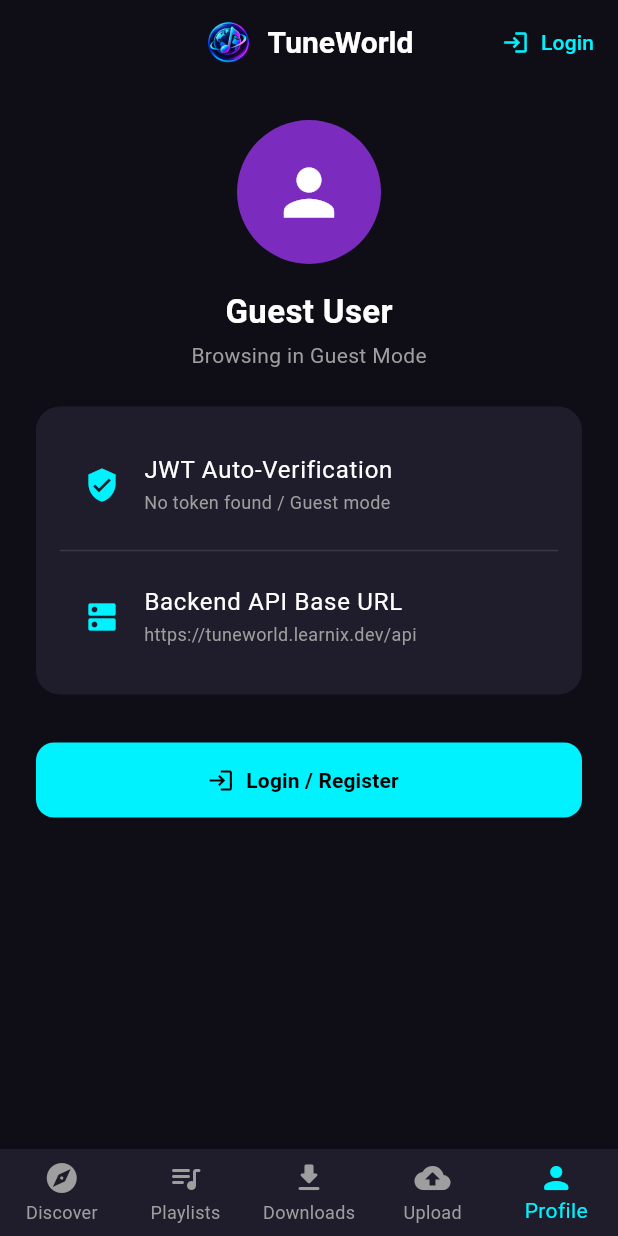
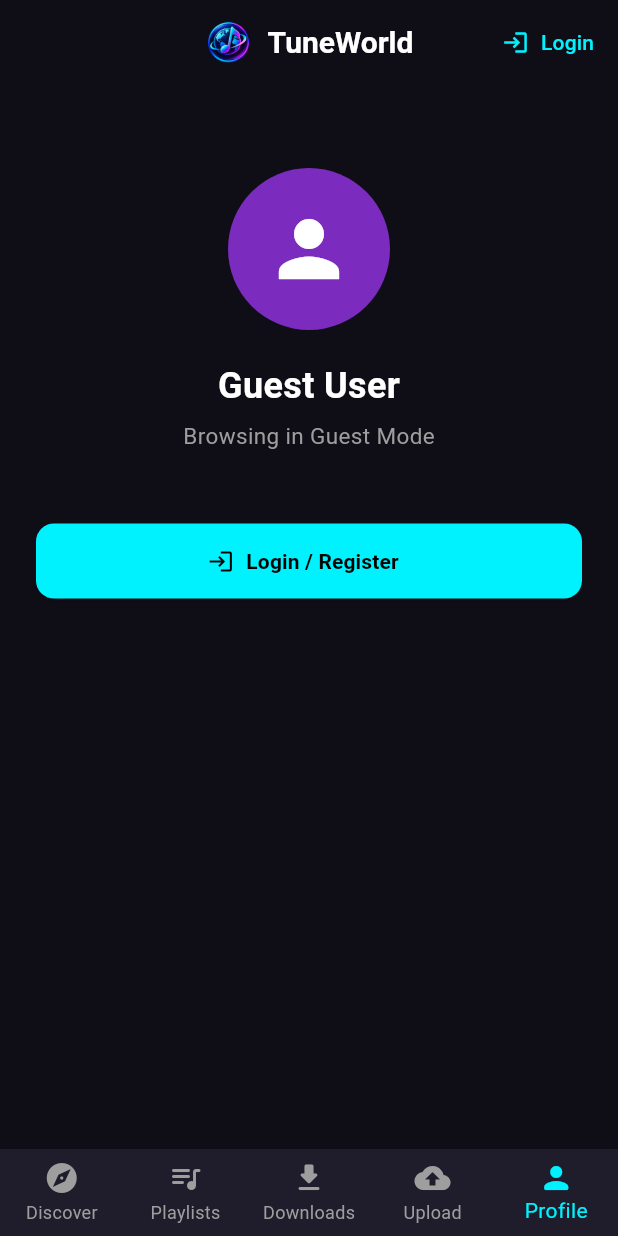
Before and after one commit to Shashidharak89/TUNE_WORLD_MUSIC_APP_FLUTTER, a Flutter app: the screen it shows after launch, item 5 of the bottom bar chosen, on a phone screen of 412 x 824 dp. Run offline on Flutter 3.47's test engine with Material 3 defaults, Android fonts, the light colour scheme and no system bars; our stand-ins replace audio_service, file_picker, just_audio, shared_preferences; accounts and stored records are empty; network calls fail.

Commit message:
Refactor : profile page design changed

```diff
--- a/lib/views/home_screen.dart
+++ b/lib/views/home_screen.dart
@@ -943,55 +943,23 @@ class _HomeScreenState extends State<HomeScreen> {
           padding: const EdgeInsets.all(24),
           child: Column(
             children: [
+              const SizedBox(height: 32),
               const CircleAvatar(
-                radius: 48,
+                radius: 54,
                 backgroundColor: AppTheme.purpleAccent,
-                child: Icon(Icons.person, size: 50, color: Colors.white),
+                child: Icon(Icons.person, size: 60, color: Colors.white),
               ),
-              const SizedBox(height: 16),
+              const SizedBox(height: 20),
               Text(
                 auth.isLoggedIn ? auth.user!.name : 'Guest User',
-                style: const TextStyle(fontSize: 22, fontWeight: FontWeight.bold, color: Colors.white),
+                style: const TextStyle(fontSize: 24, fontWeight: FontWeight.bold, color: Colors.white),
               ),
-              const SizedBox(height: 4),
+              const SizedBox(height: 6),
               Text(
                 auth.isLoggedIn ? auth.user!.email : 'Browsing in Guest Mode',
-                style: const TextStyle(color: Colors.grey, fontSize: 14),
+                style: const TextStyle(color: Colors.grey, fontSize: 15),
               ),
-              const SizedBox(height: 24),
-              Container(
-                padding: const EdgeInsets.all(16),
-                decoration: BoxDecoration(
-                  color: AppTheme.cardBg,
-                  borderRadius: BorderRadius.circular(16),
-                ),
-                child: Column(
-                  children: [
-                    ListTile(
-                      leading: const Icon(Icons.verified_user, color: AppTheme.primaryAccent),
-                      title: const Text('JWT Auto-Verification', style: TextStyle(color: Colors.white)),
-                      subtitle: Text(
-                        auth.isVerifying
-                            ? 'Verifying JWT token...'
-                            : auth.isLoggedIn
-                                ? 'Token verified active'
-                                : 'No token found / Guest mode',
-                        style: const TextStyle(color: Colors.grey, fontSize: 12),
-                      ),
-                    ),
-                    const Divider(color: Colors.white12),
-                    ListTile(
-                      leading: const Icon(Icons.dns, color: AppTheme.primaryAccent),
-                      title: const Text('Backend API Base URL', style: TextStyle(color: Colors.white)),
-                      subtitle: Text(
-                        ApiService.baseUrl,
-                        style: const TextStyle(color: Colors.grey, fontSize: 12),
-                      ),
-                    ),
-                  ],
-                ),
-              ),
-              const SizedBox(height: 32),
+              const SizedBox(height: 48),
               if (!auth.isLoggedIn)
                 ElevatedButton.icon(
                   onPressed: () {
@@ -1011,7 +979,7 @@ class _HomeScreenState extends State<HomeScreen> {
                   icon: const Icon(Icons.logout, color: Colors.white),
                   label: const Text('Logout Account', style: TextStyle(color: Colors.white, fontWeight: FontWeight.bold)),
                   style: ElevatedButton.styleFrom(
-                    backgroundColor: Colors.redAccent.withOpacity(0.8),
+                    backgroundColor: Colors.redAccent.withValues(alpha: 0.8),
                     minimumSize: const Size(double.infinity, 50),
                     shape: RoundedRectangleBorder(borderRadius: BorderRadius.circular(12)),
                   ),
@@ -1022,6 +990,7 @@ class _HomeScreenState extends State<HomeScreen> {
       },
     );
   }
+
 
   @override
   Widget build(BuildContext context) {
```
